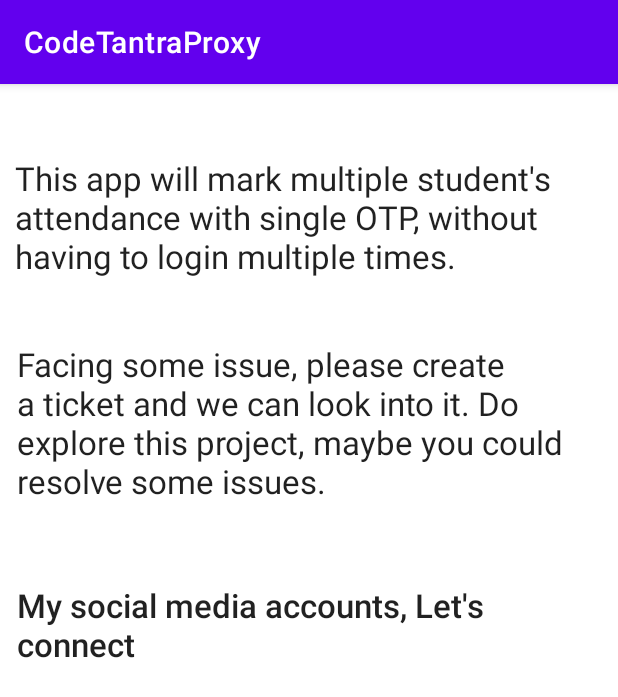
After one commit to pallavjain12/CodeTantraProxy, an Android app: the LoginAboutActivity screen opened directly, with no data from a screen before it, on a phone screen of 412 x 824 dp. The commit adds this screen. Shown: the top 697 px of the screen. Run offline under Robolectric (Android 15) with nearby library versions, the phone set to English and light mode, and no system bars.

Commit message:
Finished layouts.

```diff
--- /dev/null
+++ b/app/src/main/java/com/example/codetantraproxy/LoginAboutActivity.java
@@ -0,0 +1,14 @@
+package com.example.codetantraproxy;
+
+import androidx.appcompat.app.AppCompatActivity;
+
+import android.os.Bundle;
+
+public class LoginAboutActivity extends AppCompatActivity {
+
+    @Override
+    protected void onCreate(Bundle savedInstanceState) {
+        super.onCreate(savedInstanceState);
+        setContentView(R.layout.activity_login_about);
+    }
+}
--- /dev/null
+++ b/app/src/main/res/layout/activity_login_about.xml
@@ -0,0 +1,49 @@
+<?xml version="1.0" encoding="utf-8"?>
+<androidx.constraintlayout.widget.ConstraintLayout xmlns:android="http://schemas.android.com/apk/res/android"
+    xmlns:app="http://schemas.android.com/apk/res-auto"
+    xmlns:tools="http://schemas.android.com/tools"
+    android:layout_width="match_parent"
+    android:layout_height="match_parent"
+    tools:context=".LoginAboutActivity">
+
+    <TextView
+        android:id="@+id/textView"
+        android:layout_width="386dp"
+        android:layout_height="101dp"
+        android:text="@string/loginAboutMessage"
+        android:textAppearance="@style/TextAppearance.AppCompat.Large"
+        app:layout_constraintBottom_toBottomOf="parent"
+        app:layout_constraintEnd_toEndOf="parent"
+        app:layout_constraintHorizontal_bias="0.38"
+        app:layout_constraintStart_toStartOf="parent"
+        app:layout_constraintTop_toTopOf="parent"
+        app:layout_constraintVertical_bias="0.072" />
+
+    <TextView
+        android:id="@+id/textView2"
+        android:layout_width="388dp"
+        android:layout_height="138dp"
+        android:text="@string/loginAboutGithub"
+        android:textAppearance="@style/TextAppearance.AppCompat.Large"
+        app:layout_constraintBottom_toBottomOf="parent"
+        app:layout_constraintEnd_toEndOf="parent"
+        app:layout_constraintHorizontal_bias="0.47"
+        app:layout_constraintStart_toStartOf="parent"
+        app:layout_constraintTop_toBottomOf="@+id/textView"
+        app:layout_constraintVertical_bias="0.047" />
+
+    <TextView
+        android:id="@+id/textView3"
+        android:layout_width="393dp"
+        android:layout_height="116dp"
+        android:fontFamily="sans-serif-medium"
+        android:text="@string/loginAboutLetsConnect"
+        android:textAppearance="@style/TextAppearance.AppCompat.Large"
+        app:layout_constraintBottom_toBottomOf="parent"
+        app:layout_constraintEnd_toEndOf="parent"
+        app:layout_constraintHorizontal_bias="0.611"
+        app:layout_constraintStart_toStartOf="parent"
+        app:layout_constraintTop_toBottomOf="@+id/textView2"
+        app:layout_constraintVertical_bias="0.067" />
+
+</androidx.constraintlayout.widget.ConstraintLayout>
--- a/app/src/main/res/values/strings.xml
+++ b/app/src/main/res/values/strings.xml
@@ -1,3 +1,13 @@
 <resources>
     <string name="app_name">CodeTantraProxy</string>
+    <string name="loginAboutMessage">This app will mark multiple student\'s attendance with single OTP, without having to login multiple times.</string>
+    <string name="loginAboutGithub">Facing some issue, please create a ticket and we can look into it. Do explore this project, maybe you could resolve some issues.</string>
+    <string name="loginAboutLetsConnect">My social media accounts, Let\'s connect</string>
+    <string name="loginToCodetantra">Login to Code Tantra</string>
+    <string name="enterYourEmail">Enter your email address></string>
+    <string name="enterYourPassword">Enter your password</string>
+    <string name="loginCodentra">Login CodeTantra</string>
+    <string name="unableToLogin">Unable To Login.\n Wrong email or password</string>
+    <string name="yourEmail">Use this when you want to fetch meetings from your account</string>
+    <string name="otherEmail">Use this when you are not enrolled for a class but want to mark friend\'s attendance who is enrolled. Will fetch meetings from their account.</string>
 </resources>
```
Also changed, not shown: app/src/main/AndroidManifest.xml (+17 -0 lines), app/src/main/java/com/example/codetantraproxy/AddEmailPassword.java (added, +14 -0 lines), app/src/main/java/com/example/codetantraproxy/HomeActivity.java (added, +14 -0 lines), app/src/main/java/com/example/codetantraproxy/MainActivity.java (+22 -0 lines), app/src/main/java/com/example/codetantraproxy/enterOTP.java (added, +14 -0 lines), app/src/main/java/com/example/codetantraproxy/selectMeeting.java (added, +14 -0 lines), app/src/main/res/layout/activity_add_email_password.xml (added, +49 -0 lines), app/src/main/res/layout/activity_enter_otp.xml (added, +34 -0 lines), app/src/main/res/layout/activity_home.xml (added, +71 -0 lines), app/src/main/res/layout/activity_main.xml (+11 -9 lines), app/src/main/res/layout/activity_select_meeting.xml (added, +56 -0 lines).
